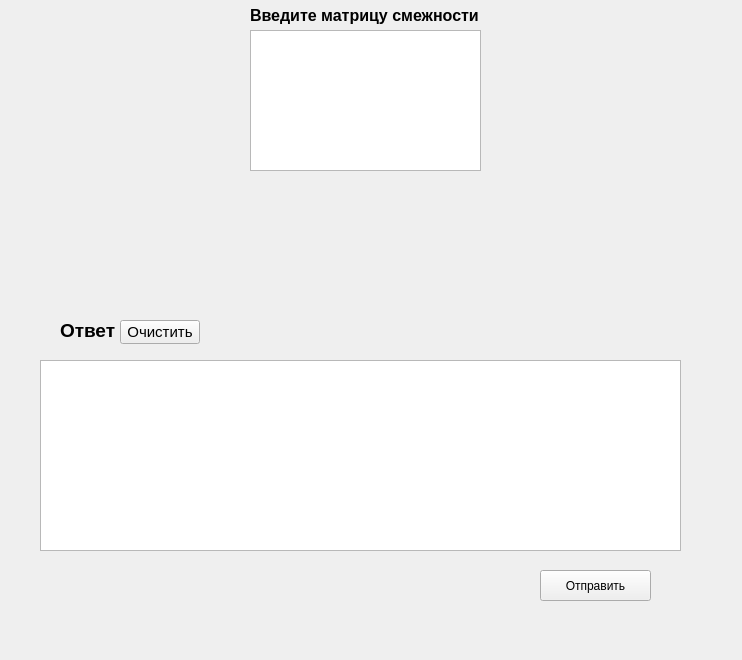
Before: the Qt Designer form graphs/first_task.ui in Basota123/MathMinds, drawn with Qt 5.
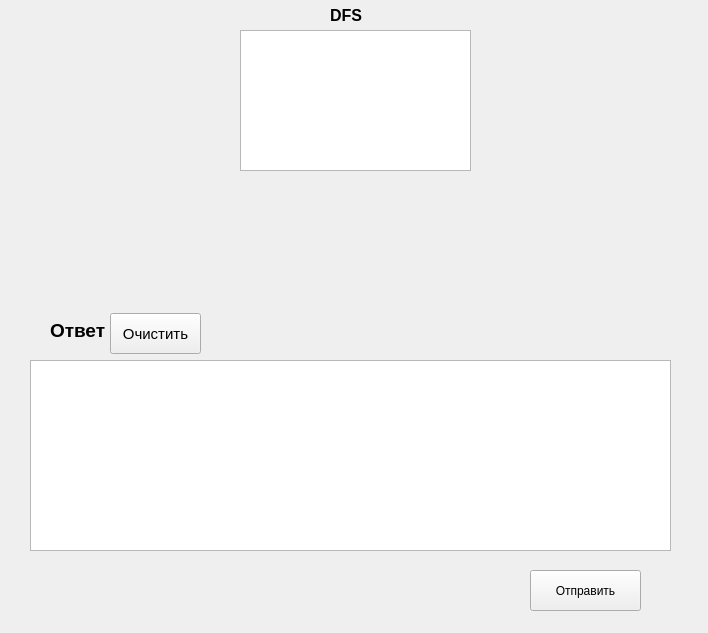
After: the same form once the commit is applied.

```diff
--- a/graphs/first_task.ui
+++ b/graphs/first_task.ui
@@ -6,20 +6,58 @@
    <rect>
     <x>0</x>
     <y>0</y>
-    <width>742</width>
-    <height>660</height>
+    <width>708</width>
+    <height>633</height>
    </rect>
   </property>
   <property name="windowTitle">
    <string>Form</string>
   </property>
+  <widget class="QLabel" name="label_2">
+   <property name="geometry">
+    <rect>
+     <x>50</x>
+     <y>310</y>
+     <width>301</width>
+     <height>41</height>
+    </rect>
+   </property>
+   <property name="font">
+    <font>
+     <pointsize>14</pointsize>
+     <bold>true</bold>
+    </font>
+   </property>
+   <property name="text">
+    <string>Ответ</string>
+   </property>
+  </widget>
+  <widget class="QLabel" name="label">
+   <property name="geometry">
+    <rect>
+     <x>330</x>
+     <y>0</y>
+     <width>41</width>
+     <height>31</height>
+    </rect>
+   </property>
+   <property name="font">
+    <font>
+     <pointsize>12</pointsize>
+     <bold>true</bold>
+    </font>
+   </property>
+   <property name="text">
+    <string>DFS</string>
+   </property>
+  </widget>
   <widget class="QPushButton" name="clear_button">
    <property name="geometry">
     <rect>
-     <x>120</x>
-     <y>320</y>
-     <width>80</width>
-     <height>24</height>
+     <x>110</x>
+     <y>313</y>
+     <width>91</width>
+     <height>41</height>
     </rect>
    </property>
    <property name="font">
@@ -34,74 +72,36 @@
   <widget class="QPlainTextEdit" name="plainTextEdit">
    <property name="geometry">
     <rect>
-     <x>250</x>
+     <x>240</x>
      <y>30</y>
      <width>231</width>
      <height>141</height>
     </rect>
    </property>
   </widget>
-  <widget class="QLabel" name="label">
-   <property name="geometry">
-    <rect>
-     <x>250</x>
-     <y>0</y>
-     <width>231</width>
-     <height>31</height>
-    </rect>
-   </property>
-   <property name="font">
-    <font>
-     <pointsize>12</pointsize>
-     <bold>true</bold>
-    </font>
-   </property>
-   <property name="text">
-    <string>Введите матрицу смежности</string>
-   </property>
-  </widget>
-  <widget class="QTextEdit" name="textEdit">
-   <property name="geometry">
-    <rect>
-     <x>40</x>
-     <y>360</y>
-     <width>641</width>
-     <height>191</height>
-    </rect>
-   </property>
-  </widget>
-  <widget class="QLabel" name="label_2">
-   <property name="geometry">
-    <rect>
-     <x>60</x>
-     <y>310</y>
-     <width>301</width>
-     <height>41</height>
-    </rect>
-   </property>
-   <property name="font">
-    <font>
-     <pointsize>14</pointsize>
-     <bold>true</bold>
-    </font>
-   </property>
-   <property name="text">
-    <string>Ответ</string>
-   </property>
-  </widget>
   <widget class="QPushButton" name="send_matrix">
    <property name="geometry">
     <rect>
-     <x>540</x>
+     <x>530</x>
      <y>570</y>
      <width>111</width>
-     <height>31</height>
+     <height>41</height>
     </rect>
    </property>
    <property name="text">
     <string>Отправить</string>
    </property>
   </widget>
+  <widget class="QTextEdit" name="textEdit">
+   <property name="geometry">
+    <rect>
+     <x>30</x>
+     <y>360</y>
+     <width>641</width>
+     <height>191</height>
+    </rect>
+   </property>
+  </widget>
  </widget>
  <resources/>
  <connections/>
```
